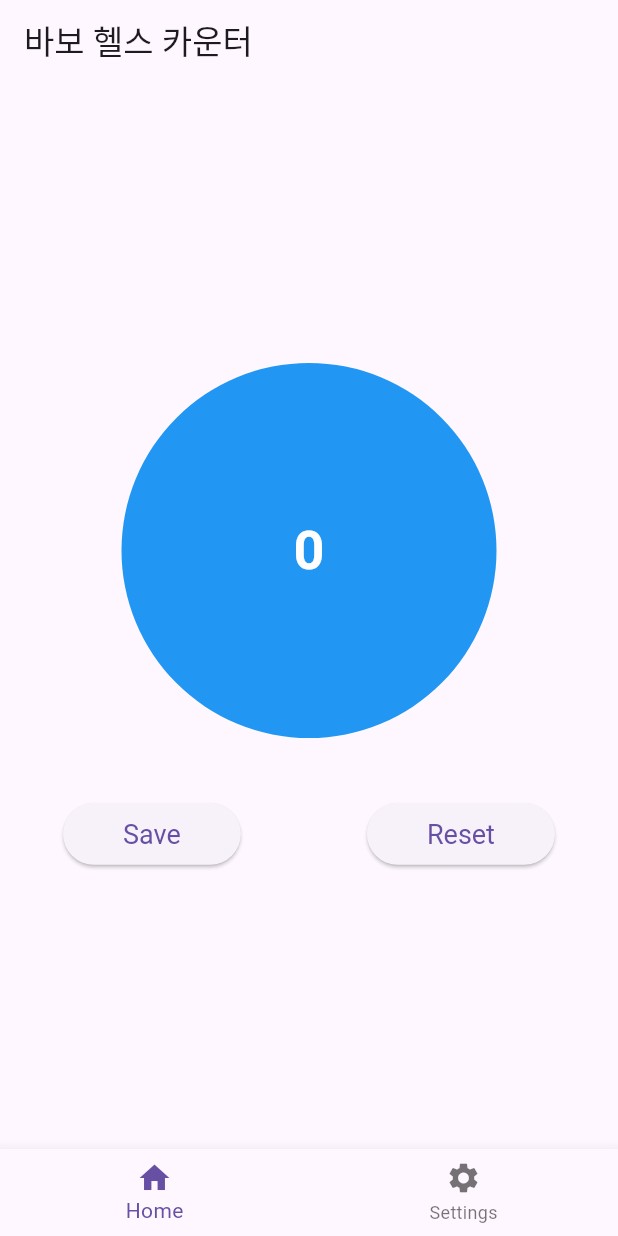
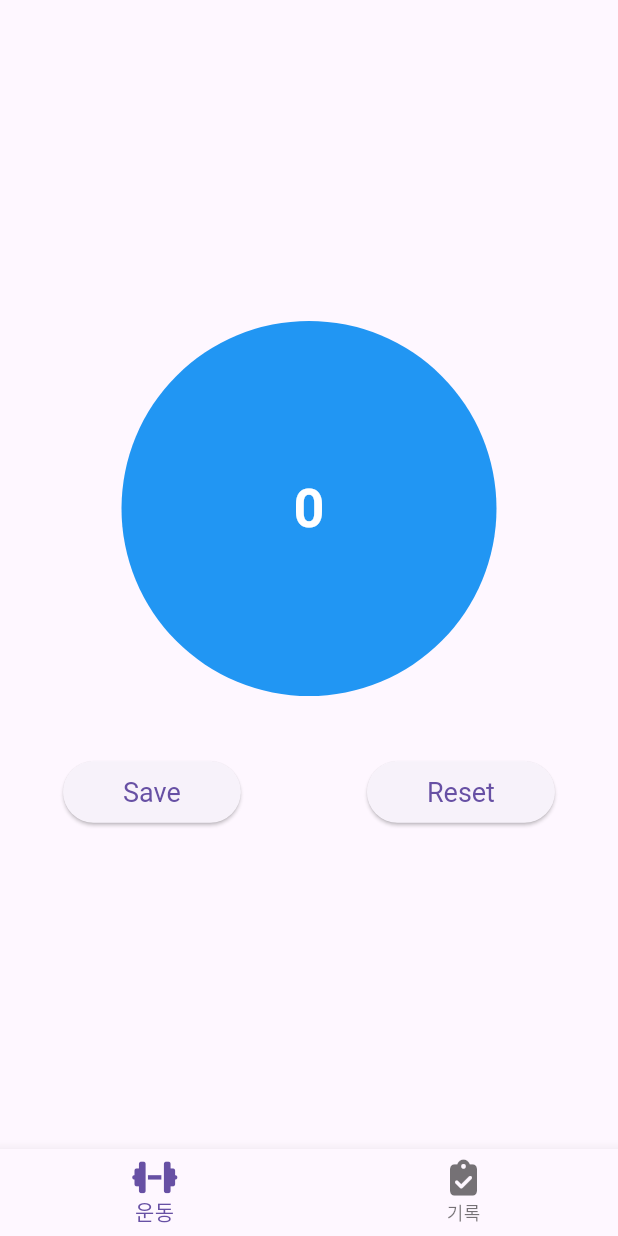
Before and after one commit to TaeBbong/babo-health, a Flutter app: the screen it shows after launch, on a phone screen of 412 x 824 dp. Run offline on Flutter 3.47's test engine with Material 3 defaults, Android fonts, the phone set to English and light mode, and no system bars; our stand-ins replace flutter_form_builder, font_awesome_flutter, form_builder_validators, freezed_annotation, get, sqflite; accounts and stored records are empty.

Commit message:
fix: update mainview with fontawesome

```diff
--- a/lib/views/view_main.dart
+++ b/lib/views/view_main.dart
@@ -1,7 +1,10 @@
+// ignore_for_file: use_key_in_widget_constructors
+
 import 'package:flutter/material.dart';
 import 'package:get/get.dart';
+import 'package:font_awesome_flutter/font_awesome_flutter.dart';
+
 import '../views/tabs/tab_counter.dart';
-
 import '../viewmodels/controller_main.dart';
 
 class MainView extends StatelessWidget {
@@ -12,18 +15,10 @@ class MainView extends StatelessWidget {
     const Center(child: Text('Settings', style: TextStyle(fontSize: 24))),
   ];
 
-  static final List<String> _titles = <String>[
-    '바보 헬스 카운터',
-    '바보 헬스 기록',
-  ];
-
   @override
   Widget build(BuildContext context) {
     return SafeArea(
       child: Scaffold(
-        appBar: AppBar(
-            title: Obx(
-                () => Text(_titles[bottomNavController.selectedIndex.value]))),
         body: Obx(
           () => _pages[bottomNavController.selectedIndex.value],
         ),
@@ -33,12 +28,12 @@ class MainView extends StatelessWidget {
             onTap: bottomNavController.changeTabIndex,
             items: const <BottomNavigationBarItem>[
               BottomNavigationBarItem(
-                icon: Icon(Icons.home),
-                label: 'Home',
+                icon: FaIcon(FontAwesomeIcons.dumbbell),
+                label: '운동',
               ),
               BottomNavigationBarItem(
-                icon: Icon(Icons.settings),
-                label: 'Settings',
+                icon: FaIcon(FontAwesomeIcons.clipboardCheck),
+                label: '기록',
               ),
             ],
           ),
```
